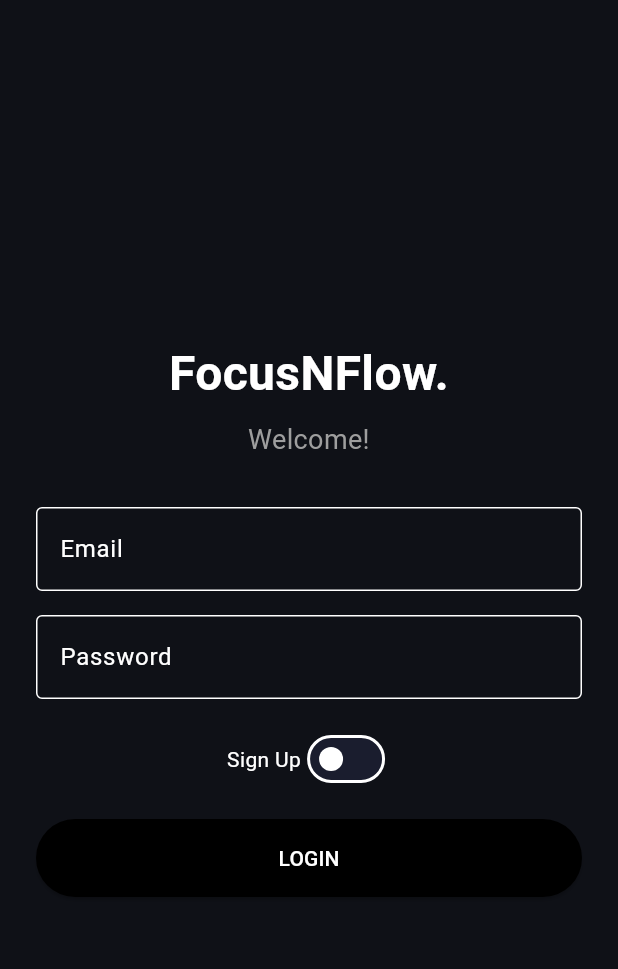
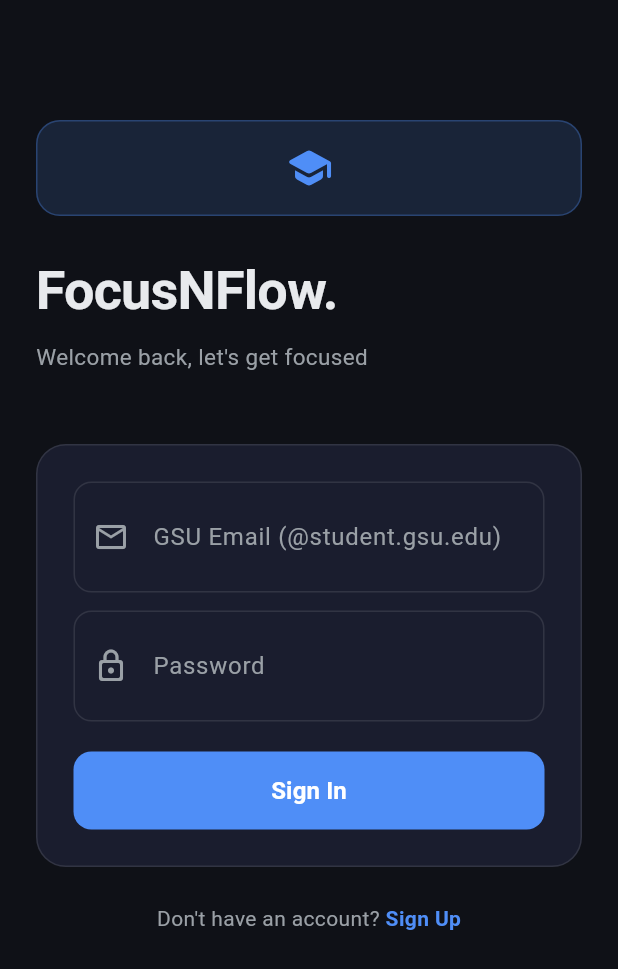
Before and after one commit to Uvvi2004/focusnflow, a Flutter app: the screen it shows after launch, on a phone screen of 412 x 824 dp. Shown: the top 969 px of the screen. Run offline on Flutter 3.47's test engine with Material 3 defaults, Android fonts, the phone set to English and light mode, and no system bars; our stand-ins replace cloud_firestore, firebase_auth, firebase_core; accounts and stored records are empty.

Commit message:
login screen redesigned

```diff
--- a/lib/screens/auth/login_screen.dart
+++ b/lib/screens/auth/login_screen.dart
@@ -16,6 +16,12 @@ class _LoginScreenState extends State<LoginScreen> {
   bool _isSignUp = false;
   bool _isLoading = false;
   String? _error;
+
+  static const _bgColor = Color(0xFF0F1117);
+  static const _cardColor = Color(0xFF1A1D2E);
+  static const _accentColor = Color(0xFF4F8EF7);
+  static const _textColor = Color(0xFFE8EAED);
+  static const _subtextColor = Color(0xFF9AA0A6);
 
   void _submit() async {
     setState(() {
@@ -44,87 +50,185 @@ class _LoginScreenState extends State<LoginScreen> {
     });
   }
 
+  Widget _buildTextField(TextEditingController controller, String label,
+      {bool obscure = false, IconData? icon}) {
+    return Container(
+      decoration: BoxDecoration(
+        color: _cardColor,
+        borderRadius: BorderRadius.circular(12),
+        border: Border.all(color: Colors.white10),
+      ),
+      child: TextField(
+        controller: controller,
+        obscureText: obscure,
+        style: const TextStyle(color: _textColor),
+        decoration: InputDecoration(
+          labelText: label,
+          labelStyle: const TextStyle(color: _subtextColor),
+          prefixIcon: icon != null ? Icon(icon, color: _subtextColor) : null,
+          border: InputBorder.none,
+          contentPadding:
+              const EdgeInsets.symmetric(horizontal: 16, vertical: 16),
+        ),
+      ),
+    );
+  }
+
   @override
   Widget build(BuildContext context) {
     return Scaffold(
+      backgroundColor: _bgColor,
       body: SafeArea(
-        child: Padding(
-          padding: const EdgeInsets.all(24.0),
+        child: SingleChildScrollView(
+          padding: const EdgeInsets.symmetric(horizontal: 24),
           child: Column(
-            mainAxisAlignment: MainAxisAlignment.center,
             crossAxisAlignment: CrossAxisAlignment.stretch,
             children: [
+              const SizedBox(height: 80),
+              // Logo area
+              Container(
+                width: 64,
+                height: 64,
+                decoration: BoxDecoration(
+                  color: _accentColor.withOpacity(0.15),
+                  borderRadius: BorderRadius.circular(16),
+                  border: Border.all(color: _accentColor.withOpacity(0.3)),
+                ),
+                child: const Icon(
+                  Icons.school_rounded,
+                  color: _accentColor,
+                  size: 32,
+                ),
+              ),
+              const SizedBox(height: 24),
               const Text(
                 'FocusNFlow.',
-                textAlign: TextAlign.center,
                 style: TextStyle(
-                  fontSize: 32,
+                  fontSize: 36,
                   fontWeight: FontWeight.bold,
+                  color: _textColor,
+                  letterSpacing: -0.5,
                 ),
               ),
               const SizedBox(height: 8),
-              const Text(
-                'Welcome!',
-                textAlign: TextAlign.center,
-                style: TextStyle(fontSize: 18, color: Colors.grey),
-              ),
-              const SizedBox(height: 32),
-              if (_isSignUp)
-                TextField(
-                  controller: _nameController,
-                  decoration: const InputDecoration(
-                    labelText: 'Full Name',
-                    border: OutlineInputBorder(),
-                  ),
-                ),
-              if (_isSignUp) const SizedBox(height: 16),
-              TextField(
-                controller: _emailController,
-                decoration: const InputDecoration(
-                  labelText: 'Email',
-                  border: OutlineInputBorder(),
+              Text(
+                _isSignUp
+                    ? 'Create your student account'
+                    : 'Welcome back, let\'s get focused',
+                style: const TextStyle(
+                  fontSize: 15,
+                  color: _subtextColor,
                 ),
               ),
-              const SizedBox(height: 16),
-              TextField(
-                controller: _passwordController,
-                obscureText: true,
-                decoration: const InputDecoration(
-                  labelText: 'Password',
-                  border: OutlineInputBorder(),
+              const SizedBox(height: 48),
+              // Form card
+              Container(
+                padding: const EdgeInsets.all(24),
+                decoration: BoxDecoration(
+                  color: _cardColor,
+                  borderRadius: BorderRadius.circular(20),
+                  border: Border.all(color: Colors.white10),
+                ),
+                child: Column(
+                  crossAxisAlignment: CrossAxisAlignment.stretch,
+                  children: [
+                    if (_isSignUp) ...[
+                      _buildTextField(
+                        _nameController,
+                        'Full Name',
+                        icon: Icons.person_outline_rounded,
+                      ),
+                      const SizedBox(height: 12),
+                    ],
+                    _buildTextField(
+                      _emailController,
+                      'GSU Email (@student.gsu.edu)',
+                      icon: Icons.email_outlined,
+                    ),
+                    const SizedBox(height: 12),
+                    _buildTextField(
+                      _passwordController,
+                      'Password',
+                      obscure: true,
+                      icon: Icons.lock_outline_rounded,
+                    ),
+                    const SizedBox(height: 20),
+                    if (_error != null) ...[
+                      Container(
+                        padding: const EdgeInsets.all(12),
+                        decoration: BoxDecoration(
+                          color: Colors.red.withOpacity(0.1),
+                          borderRadius: BorderRadius.circular(8),
+                          border: Border.all(color: Colors.red.withOpacity(0.3)),
+                        ),
+                        child: Text(
+                          _error!,
+                          style: const TextStyle(color: Colors.redAccent, fontSize: 13),
+                          textAlign: TextAlign.center,
+                        ),
+                      ),
+                      const SizedBox(height: 16),
+                    ],
+                    SizedBox(
+                      height: 52,
+                      child: ElevatedButton(
+                        onPressed: _isLoading ? null : _submit,
+                        style: ElevatedButton.styleFrom(
+                          backgroundColor: _accentColor,
+                          foregroundColor: Colors.white,
+                          shape: RoundedRectangleBorder(
+                            borderRadius: BorderRadius.circular(12),
+                          ),
+                          elevation: 0,
+                        ),
+                        child: _isLoading
+                            ? const SizedBox(
+                                width: 20,
+                                height: 20,
+                                child: CircularProgressIndicator(
+                                  color: Colors.white,
+                                  strokeWidth: 2,
+                                ),
+                              )
+                            : Text(
+                                _isSignUp ? 'Create Account' : 'Sign In',
+                                style: const TextStyle(
+                                  fontSize: 16,
+                                  fontWeight: FontWeight.w600,
+                                ),
+                              ),
+                      ),
+                    ),
+                  ],
                 ),
               ),
-              const SizedBox(height: 16),
+              const SizedBox(height: 24),
+              // Toggle sign up / sign in
               Row(
                 mainAxisAlignment: MainAxisAlignment.center,
                 children: [
-                  const Text('Sign Up'),
-                  Switch(
-                    value: _isSignUp,
-                    onChanged: (val) => setState(() => _isSignUp = val),
+                  Text(
+                    _isSignUp
+                        ? 'Already have an account? '
+                        : 'Don\'t have an account? ',
+                    style: const TextStyle(color: _subtextColor),
+                  ),
+                  GestureDetector(
+                    onTap: () => setState(() {
+                      _isSignUp = !_isSignUp;
+                      _error = null;
+                    }),
+                    child: Text(
+                      _isSignUp ? 'Sign In' : 'Sign Up',
+                      style: const TextStyle(
+                        color: _accentColor,
+                        fontWeight: FontWeight.w600,
+                      ),
+                    ),
                   ),
                 ],
               ),
-              if (_error != null)
-                Text(
-                  _error!,
-                  style: const TextStyle(color: Colors.red),
-                  textAlign: TextAlign.center,
-                ),
-              const SizedBox(height: 16),
-              ElevatedButton(
-                onPressed: _isLoading ? null : _submit,
-                style: ElevatedButton.styleFrom(
-                  padding: const EdgeInsets.symmetric(vertical: 16),
-                  backgroundColor: Colors.black,
-                ),
-                child: _isLoading
-                    ? const CircularProgressIndicator(color: Colors.white)
-                    : Text(
-                        _isSignUp ? 'SIGN UP' : 'LOGIN',
-                        style: const TextStyle(color: Colors.white),
-                      ),
-              ),
+              const SizedBox(height: 40),
             ],
           ),
         ),
```
